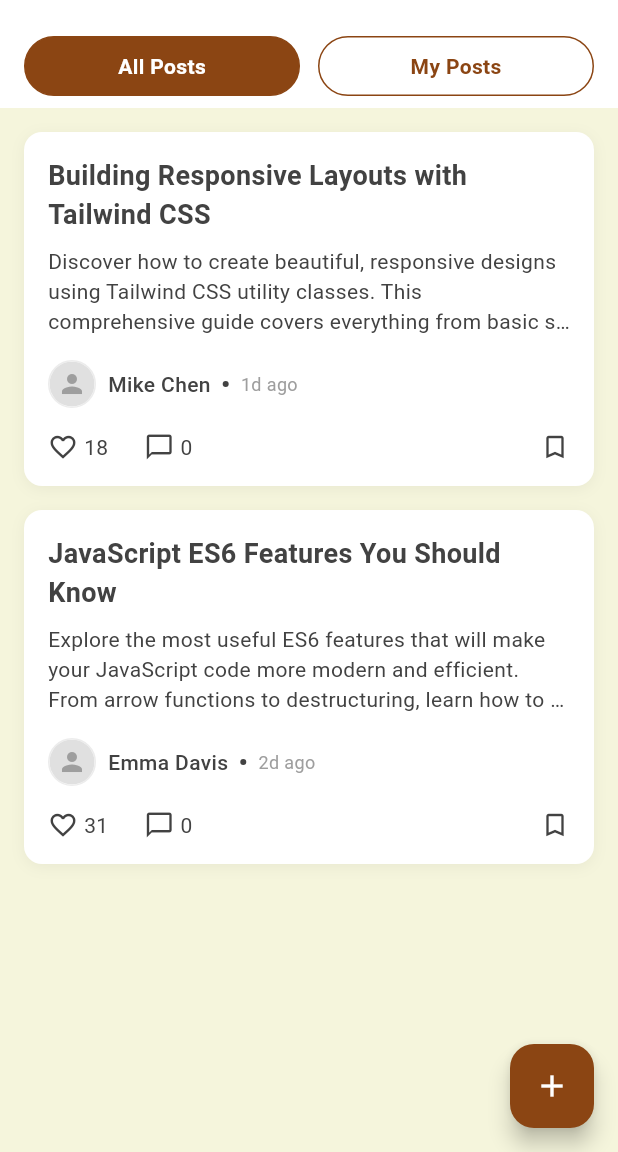
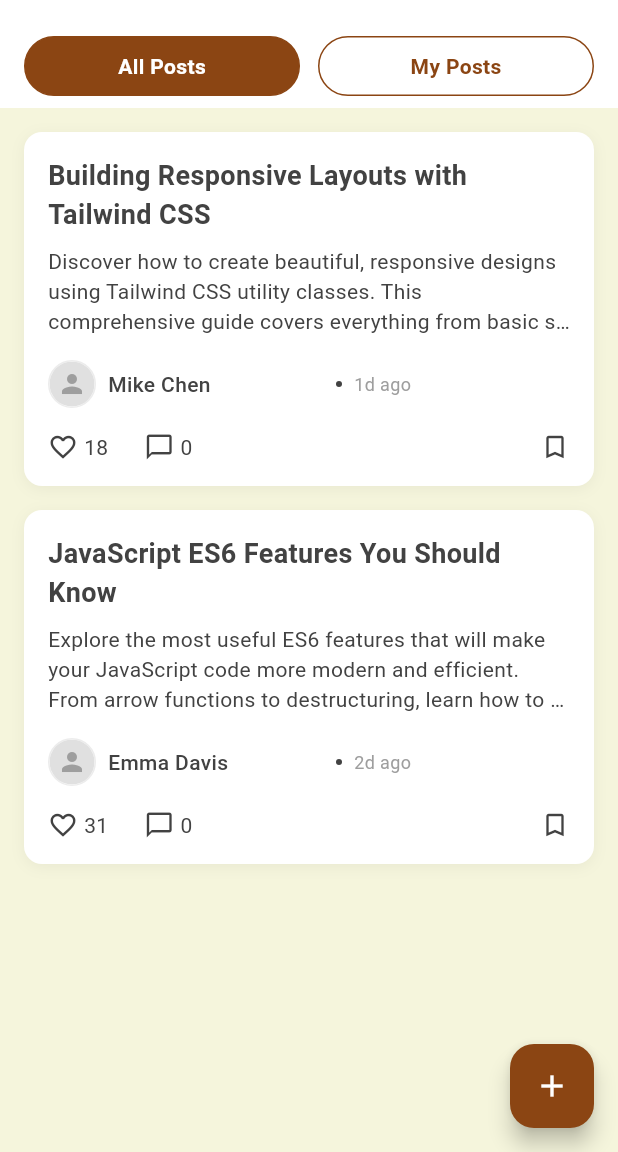
Before and after one commit to Bomanaabertilla/portut, a Flutter app: the HomeScreen screen opened directly, on a phone screen of 412 x 824 dp, the part 84-1236 px from its top. Run offline on Flutter 3.47's test engine with Material 3 defaults, Android fonts, the phone set to English and light mode, and no system bars; our stand-ins replace share_plus, shared_preferences; accounts and stored records are empty; network calls fail.

Commit message:
add: modified functionality

```diff
--- a/lib/screens/create_post_screen.dart
+++ b/lib/screens/create_post_screen.dart
@@ -137,6 +137,11 @@ class _CreatePostScreenState extends State<CreatePostScreen> {
       isPublic: _isPublic,
       authorId: _currentUserId ?? 'current_user',
     );
+
+    print('Creating post: "${newPost.title}"');
+    print('Author: ${newPost.authorName} (ID: ${newPost.authorId})');
+    print('Public: ${newPost.isPublic}');
+    print('Current user ID: $_currentUserId');
 
     // Return the post to the previous screen
     Navigator.pop(context, newPost);
--- a/lib/screens/home_screen.dart
+++ b/lib/screens/home_screen.dart
@@ -309,13 +309,25 @@ class _HomeScreenState extends State<HomeScreen> {
 
   // Get filtered posts based on current view
   List<Post> get _filteredPosts {
+    List<Post> filtered;
+
     if (_showAllPosts) {
       // Show only public posts in All Posts
-      return _posts.where((post) => post.isPublic).toList();
+      filtered = _posts.where((post) => post.isPublic).toList();
+      print(
+        'All Posts tab: ${filtered.length} public posts out of ${_posts.length} total posts',
+      );
     } else {
       // Show all posts by current user in My Posts
-      return _posts.where((post) => post.authorId == _currentUserId).toList();
+      filtered = _posts
+          .where((post) => post.authorId == _currentUserId)
+          .toList();
+      print(
+        'My Posts tab: ${filtered.length} posts for user $_currentUserId out of ${_posts.length} total posts',
+      );
     }
+
+    return filtered;
   }
 
   // Add a new post to the list
@@ -327,15 +339,33 @@ class _HomeScreenState extends State<HomeScreen> {
         newPost.toMap(),
       );
 
-      // Update local list
+      // Update local list - add to the beginning
       setState(() {
         _posts.insert(0, newPost);
       });
+
+      print('New post added: "${newPost.title}" by ${newPost.authorName}');
+      print('Total posts now: ${_posts.length}');
+
+      // Show success message
+      if (mounted) {
+        ScaffoldMessenger.of(context).showSnackBar(
+          SnackBar(
+            content: Text('Post "${newPost.title}" created successfully!'),
+            backgroundColor: Colors.green,
+          ),
+        );
+      }
     } catch (e) {
       print('Error adding new post: $e');
-      ScaffoldMessenger.of(
-        context,
-      ).showSnackBar(const SnackBar(content: Text('Error saving post')));
+      if (mounted) {
+        ScaffoldMessenger.of(context).showSnackBar(
+          const SnackBar(
+            content: Text('Error saving post'),
+            backgroundColor: Colors.red,
+          ),
+        );
+      }
     }
   }
 
@@ -465,6 +495,31 @@ class _HomeScreenState extends State<HomeScreen> {
     });
   }
 
+  // Debug method to check current state
+  void _debugCurrentState() {
+    print('=== DEBUG CURRENT STATE ===');
+    print('Current User ID: $_currentUserId');
+    print('Show All Posts: $_showAllPosts');
+    print('Total Posts in Memory: ${_posts.length}');
+    print('Filtered Posts: ${_filteredPosts.length}');
+
+    for (int i = 0; i < _posts.length; i++) {
+      final post = _posts[i];
+      print(
+        'Post $i: "${post.title}" by ${post.authorName} (${post.authorId}) - Public: ${post.isPublic}',
+      );
+    }
+
+    print('Filtered Posts:');
+    for (int i = 0; i < _filteredPosts.length; i++) {
+      final post = _filteredPosts[i];
+      print(
+        '  $i: "${post.title}" by ${post.authorName} (${post.authorId}) - Public: ${post.isPublic}',
+      );
+    }
+    print('=== END DEBUG ===');
+  }
+
   @override
   Widget build(BuildContext context) {
     return Scaffold(
@@ -492,6 +547,7 @@ class _HomeScreenState extends State<HomeScreen> {
                   GestureDetector(
                     onTap: _loadPosts,
                     onLongPress: _clearAndReinitializePosts,
+                    onDoubleTap: _debugCurrentState,
                     child: const Icon(
                       Icons.refresh,
                       color: Color(0xFF8B4513),
@@ -666,15 +722,20 @@ class _HomeScreenState extends State<HomeScreen> {
                               color: Colors.grey[600],
                               fontWeight: FontWeight.w500,
                             ),
+                            textAlign: TextAlign.center,
                           ),
                           const SizedBox(height: 8),
-                          Text(
+                          Padding(
+                            padding: const EdgeInsets.symmetric(horizontal: 32),
+                            child: Text(
                               _showAllPosts
                                   ? 'Public posts will appear here'
                                   : 'Create your first post!',
                               style: TextStyle(
                                 fontSize: 14,
                                 color: Colors.grey[500],
+                              ),
+                              textAlign: TextAlign.center,
                             ),
                           ),
                         ],
@@ -703,7 +764,10 @@ class _HomeScreenState extends State<HomeScreen> {
           );
           // Handle the result from create post screen
           if (result != null && result is Post) {
+            print('Received new post from create screen: ${result.title}');
             await _addNewPost(result);
+            // Force refresh to ensure posts are loaded correctly
+            await _loadPosts();
           }
         },
         backgroundColor: const Color(0xFF8B4513),
@@ -747,6 +811,7 @@ class _HomeScreenState extends State<HomeScreen> {
             children: [
               // Post Title and Privacy Indicator
               Row(
+                crossAxisAlignment: CrossAxisAlignment.start,
                 children: [
                   Expanded(
                     child: Text(
@@ -760,6 +825,7 @@ class _HomeScreenState extends State<HomeScreen> {
                   ),
                   if (!post.isPublic)
                     Container(
+                      margin: const EdgeInsets.only(left: 8),
                       padding: const EdgeInsets.symmetric(
                         horizontal: 8,
                         vertical: 4,
@@ -831,12 +897,15 @@ class _HomeScreenState extends State<HomeScreen> {
                   ),
                   const SizedBox(width: 8),
                   // Author Name
-                  Text(
+                  Expanded(
+                    child: Text(
                       post.authorName,
                       style: const TextStyle(
                         fontSize: 14,
                         fontWeight: FontWeight.w500,
                         color: Color(0xFF424242),
+                      ),
+                      overflow: TextOverflow.ellipsis,
                     ),
                   ),
                   const SizedBox(width: 8),
@@ -851,9 +920,12 @@ class _HomeScreenState extends State<HomeScreen> {
                   ),
                   const SizedBox(width: 8),
                   // Timestamp
-                  Text(
+                  Flexible(
+                    child: Text(
                       _formatTimestamp(post.timestamp),
                       style: const TextStyle(fontSize: 12, color: Colors.grey),
+                      overflow: TextOverflow.ellipsis,
+                    ),
                   ),
                 ],
               ),
@@ -866,6 +938,7 @@ class _HomeScreenState extends State<HomeScreen> {
                   GestureDetector(
                     onTap: () => _toggleLike(post),
                     child: Row(
+                      mainAxisSize: MainAxisSize.min,
                       children: [
                         Icon(
                           isLiked ? Icons.favorite : Icons.favorite_border,
@@ -893,6 +966,7 @@ class _HomeScreenState extends State<HomeScreen> {
                   GestureDetector(
                     onTap: () => _addComment(post),
                     child: Row(
+                      mainAxisSize: MainAxisSize.min,
                       children: [
                         const Icon(
                           Icons.chat_bubble_outline,
```
Lines whose indentation alone changed are shown as unchanged.
